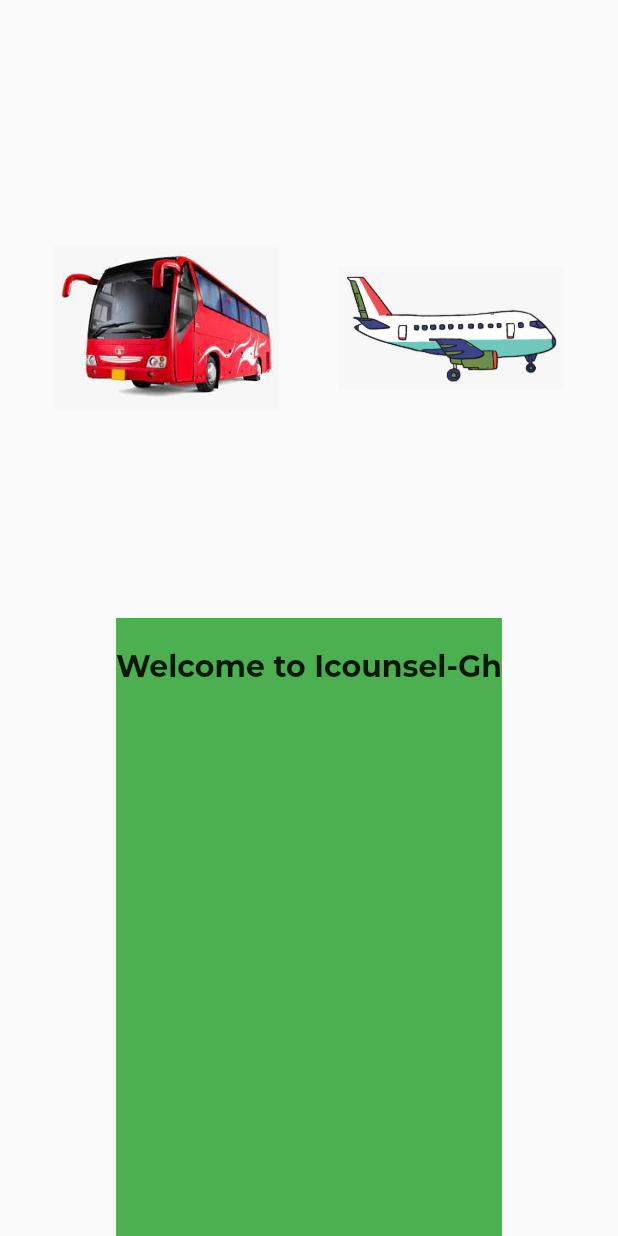
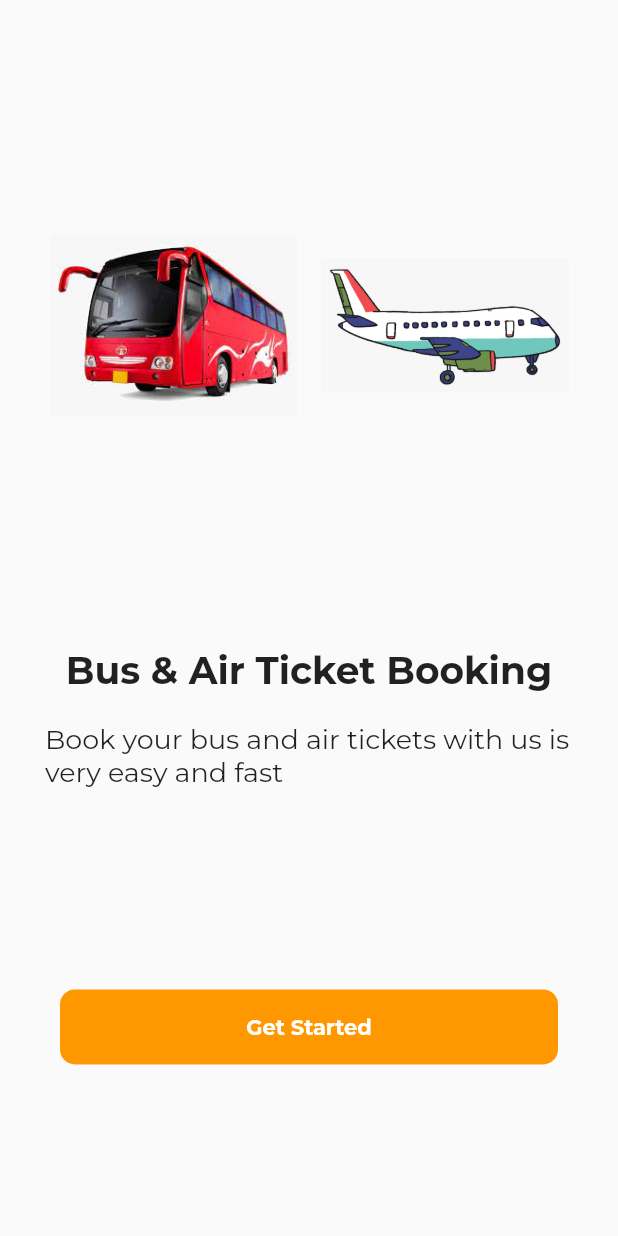
Before and after one commit to dollarstir/bus-booking, a Flutter app: the screen it shows after launch, on a phone screen of 412 x 824 dp. Run offline on Flutter 3.47's test engine with Material 2 defaults, Android fonts, the phone set to English and light mode, and no system bars; our stand-ins replace animated_splash_screen, awesome_notifications, google_fonts, hive, hive_flutter; accounts and stored records are empty.

Commit message:
booking 5

```diff
--- a/lib/initialapp.dart
+++ b/lib/initialapp.dart
@@ -22,22 +22,35 @@
                 Expanded(
                   flex: 1,
                   child: Container(
-                    padding: EdgeInsets.only(top: 5, right: 5, left: 5),
+                    padding: EdgeInsets.only(top: 2, right: 2, left: 2),
                     margin: EdgeInsets.only(left: 1, right: 1, top: 20),
                     // color: Colors.orange,
                     child: Row(
                       mainAxisAlignment: MainAxisAlignment.spaceBetween,
                       children: [
+                        // ClipRRect(
+                        //   borderRadius: BorderRadius.circular(20.0),
+                        //   child: Image.asset('assets/images/bus2.jpg', width: 150,
+                        //   height: 200,),
+                        // ),
+                        Container(
+                          width: MediaQuery.of(context).size.width * 0.4,
+                          height: MediaQuery.of(context).size.height * 0.4,
+                          child:Image.asset('assets/images/bus2.jpg'),
+                          decoration: new BoxDecoration(
+                            // color: Colors.orange,
+                            shape: BoxShape.circle,
+                          ),
+                        ),
 
-                        ClipRRect(
-                          borderRadius: BorderRadius.circular(20.0),
-                          child: Image.asset('assets/images/bus2.jpg', width: 150,
-                          height: 200,),
-                        ),
-                        ClipRRect(
-                          borderRadius: BorderRadius.circular(20.0),
-                          child: Image.asset('assets/images/plane4.png', width: 150,
-                          height: 200,),
+                        Container(
+                          width: MediaQuery.of(context).size.width * 0.4,
+                          height: MediaQuery.of(context).size.height * 0.4,
+                          child:Image.asset('assets/images/plane4.png'),
+                          decoration: new BoxDecoration(
+                            // color: Colors.orange,
+                            shape: BoxShape.circle,
+                          ),
                         ),
 
                       ],
@@ -47,20 +60,55 @@
                 Expanded(
                   flex: 1,
                   child: Container(
-                    color: Colors.green,
+                    // color: Colors.green,
                     child: Column(
                       mainAxisAlignment: MainAxisAlignment.start,
                       children: [
                         Container(
                           margin: EdgeInsets.only(top: 20),
-                          child: Text("Welcome to Icounsel-Gh",
-                          style: TextStyle(
-                            fontSize: 20,
-                            fontWeight: FontWeight.bold
-                          ),),
+                          child: Text(
+                            "Bus & Air Ticket Booking",
+                            style: TextStyle(
+                                fontSize: 25, fontWeight: FontWeight.bold),
+                          ),
+                        ),
+                        Container(
+                          margin: EdgeInsets.only(top: 20),
+                          child: Text(
+                            "Book your bus and air tickets with us is very easy and fast",
+                            style: TextStyle(
+                              fontSize: 18,
+                              // fontWeight: FontWeight.bold
+                            ),
+                          ),
+                        ),
+                        SizedBox(
+                            height: MediaQuery.of(context).size.height * 0.15),
+                        GestureDetector(
+                          onTap: () async {
+                            //  Route route = MaterialPageRoute(builder: (c) => InitialTanx());
+                            //    Navigator.push(context, route);
+                          },
+                          child: Container(
+                              //padding: EdgeInsets.all(20),
+                              margin: EdgeInsets.all(10),
+                              height: 50,
+                              width: double.infinity,
+                              child: Center(
+                                child: Text(
+                                  "Get Started",
+                                  style: TextStyle(
+                                      color: Colors.white,
+                                      fontWeight: FontWeight.bold),
+                                ),
+                              ),
+                              decoration: BoxDecoration(
+                                color: Theme.of(context).accentColor,
+                                borderRadius:
+                                    BorderRadius.all(Radius.circular(10)),
+                              )),
                         ),
                       ],
-
                     ),
                   ),
                 ),
```
